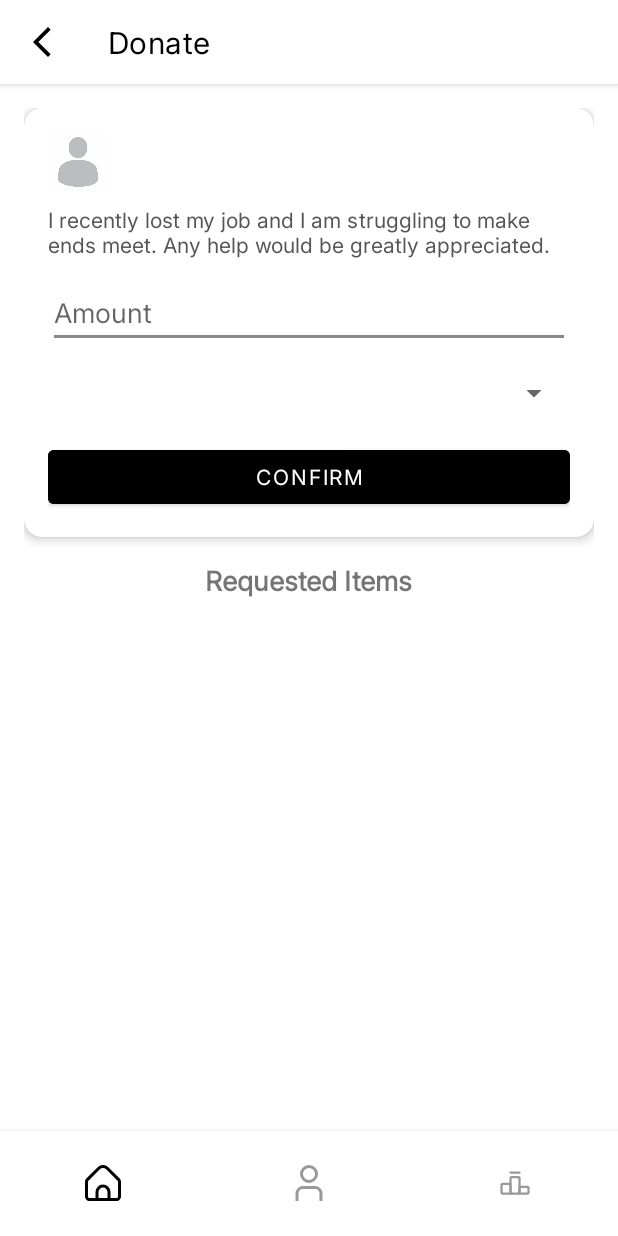
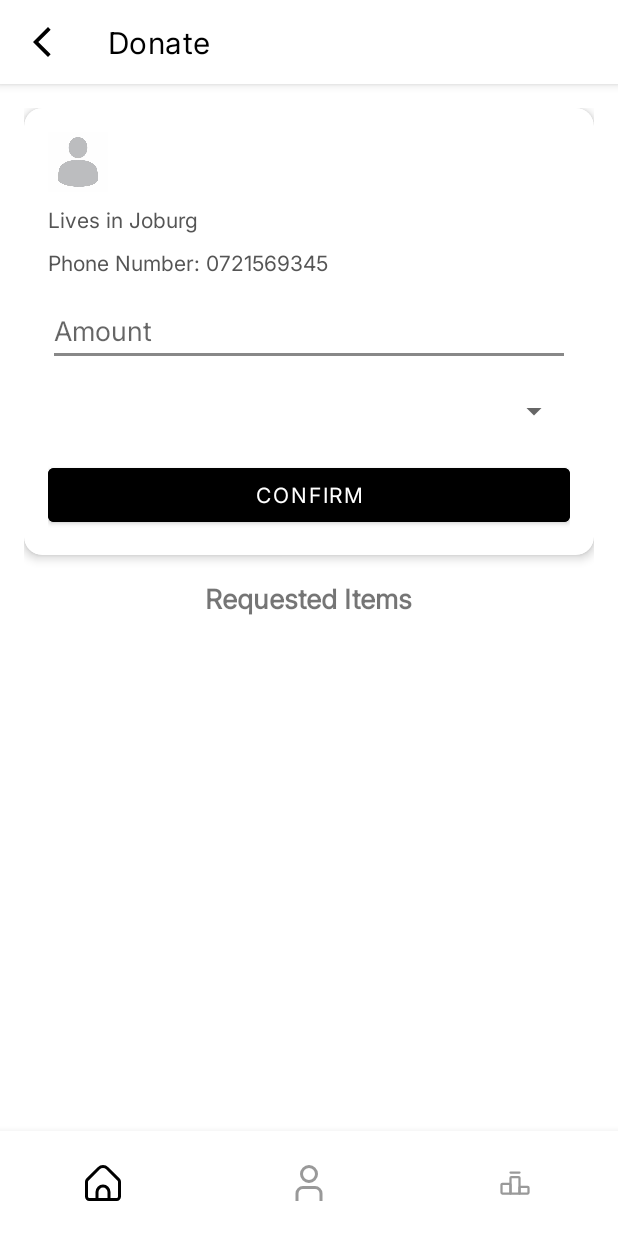
Before and after one commit to joshsawyer/lend-a-hand-project, an Android app: the DonateActivity screen opened directly, with no data from a screen before it, on a phone screen of 412 x 824 dp. Run offline under Robolectric (Android 15) with nearby library versions, the light colour scheme and no system bars.

Commit message:
fixed donate activity

```diff
--- a/app/src/main/res/layout/activity_donate.xml
+++ b/app/src/main/res/layout/activity_donate.xml
@@ -69,16 +69,25 @@
                     </LinearLayout>
 
                     <TextView
-                        android:id="@+id/bioText"
+                        android:id="@+id/LocationText"
                         android:layout_width="match_parent"
                         android:layout_height="wrap_content"
                         android:layout_marginTop="8dp"
-                        android:text="I recently lost my job and I am struggling to make ends meet. Any help would be greatly appreciated."
-                        android:textSize="14sp"
+                        android:fontFamily="@font/inter"
+                        android:text="Lives in Joburg"
                         android:textColor="#555"
-                        android:fontFamily="@font/inter" />
+                        android:textSize="14sp" />
 
                     <!-- Amount Input -->
+                    <TextView
+                        android:id="@+id/phoneNumber"
+                        android:layout_width="match_parent"
+                        android:layout_height="wrap_content"
+                        android:layout_marginTop="8dp"
+                        android:text="Phone Number: 0721569345"
+                        android:textColor="#555"
+                        android:textSize="14sp" />
+
                     <EditText
                         android:id="@+id/amountInput"
                         android:layout_width="match_parent"
```
Also changed, not shown: app/src/main/java/com/example/lendahand/DonateActivity.java (+6 -8 lines), 1 other file.
